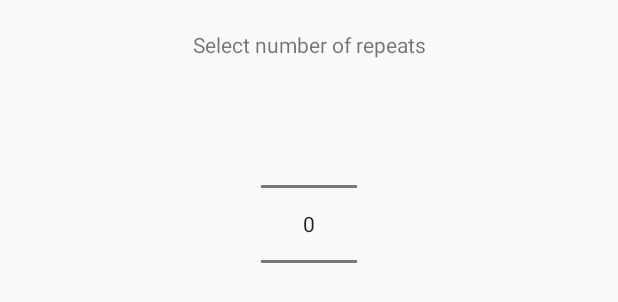
After one commit to HenriPablo/EyeBallerNative, an Android app: the layout layout_repeat_count_dialog.xml on its own in the app's theme, with its tools: preview values and no code run, on a phone screen of 412 x 824 dp. The commit adds this screen. Shown: the top 302 px of the screen. Run offline under Robolectric (Android 15) with nearby library versions, the phone set to English and light mode, and no system bars.

Commit message:
Started adding functionality to set ball travel speed and repeat count with dialogs triggered by stop watch icon and repeat icon.

```diff
--- /dev/null
+++ b/app/src/main/res/layout/layout_repeat_count_dialog.xml
@@ -0,0 +1,31 @@
+<?xml version="1.0" encoding="utf-8"?>
+<LinearLayout xmlns:android="http://schemas.android.com/apk/res/android"
+    android:layout_width="match_parent"
+    android:layout_height="match_parent"
+    android:orientation="vertical"
+    >
+
+    <TextView
+        android:layout_width="match_parent"
+        android:layout_height="wrap_content"
+        android:text="Select number of repeats"
+        android:id="@+id/textView"
+        android:layout_alignParentLeft="true"
+        android:layout_marginLeft="0dp"
+        android:layout_alignParentTop="true"
+        android:layout_marginTop="0dp"
+        android:textAlignment="center"
+        android:paddingTop="20dp"
+        android:paddingBottom="20dp"
+        android:numeric="integer" />
+
+    <NumberPicker
+        android:layout_width="wrap_content"
+        android:layout_height="wrap_content"
+        android:id="@+id/repeatCountPicker"
+        android:layout_alignParentLeft="true"
+        android:layout_marginLeft="0dp"
+        android:layout_alignParentTop="true"
+        android:layout_marginTop="0dp"
+        android:layout_gravity="center_horizontal" />
+</LinearLayout>
```
Also changed, not shown: app/src/main/res/layout/activity_animation.xml (+5 -2 lines), app/src/main/res/layout/layout_ball_travel_speed_dialog.xml (added, +21 -0 lines).
